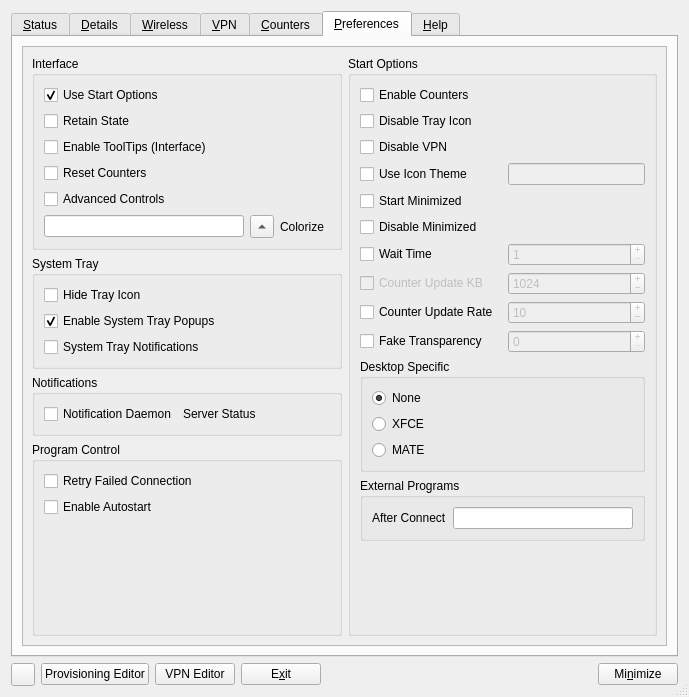
First picture: the form in apps/cmstapp/code/control_box/ui/controlbox.ui, repository andrew-bibb/cmst, before the edit.
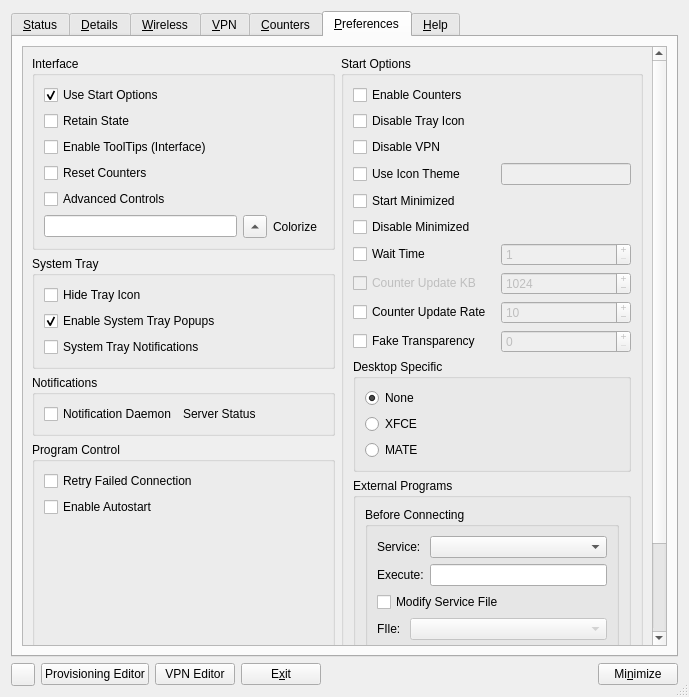
Second picture: the form after the edit. The open tabs and pages were chosen to show the change.

Commit message: base ui finished

```diff
--- a/apps/cmstapp/code/control_box/ui/controlbox.ui
+++ b/apps/cmstapp/code/control_box/ui/controlbox.ui
@@ -1041,9 +1041,9 @@
           <property name="geometry">
            <rect>
             <x>0</x>
-            <y>0</y>
+            <y>-248</y>
             <width>633</width>
-            <height>578</height>
+            <height>738</height>
            </rect>
           </property>
           <layout class="QGridLayout" name="gridLayout_8">
@@ -1365,17 +1365,106 @@
                  <string>External Programs</string>
                 </property>
                 <layout class="QGridLayout" name="gridLayout_11">
-                 <item row="0" column="0">
-                  <widget class="QLabel" name="label">
-                   <property name="whatsThis">
-                    <string>&lt;html&gt;&lt;head/&gt;&lt;body&gt;&lt;p&gt;Enter the program or process to be executed after Connman enters the &amp;quot;Ready&amp;quot; or &amp;quot;Online&amp;quot; state.&lt;/p&gt;&lt;/body&gt;&lt;/html&gt;</string>
+                 <item row="0" column="0" colspan="2">
+                  <widget class="QGroupBox" name="groupBox">
+                   <property name="title">
+                    <string>Before Connecting</string>
                    </property>
-                   <property name="text">
-                    <string>After Connect</string>
-                   </property>
+                   <layout class="QGridLayout" name="gridLayout_4">
+                    <item row="1" column="1" colspan="2">
+                     <widget class="QLineEdit" name="lineEdit_beforeconnect">
+                      <property name="sizePolicy">
+                       <sizepolicy hsizetype="Expanding" vsizetype="Fixed">
+                        <horstretch>1</horstretch>
+                        <verstretch>0</verstretch>
+                       </sizepolicy>
+                      </property>
+                     </widget>
+                    </item>
+                    <item row="1" column="0">
+                     <widget class="QLabel" name="label_4">
+                      <property name="whatsThis">
+                       <string>&lt;html&gt;&lt;head/&gt;&lt;body&gt;&lt;p&gt;Enter the program or process to be executed before Connman initiates a connection to the service listed in the box above. If left blank no program or process will be executed.&lt;/p&gt;&lt;/body&gt;&lt;/html&gt;</string>
+                      </property>
+                      <property name="text">
+                       <string>Execute:</string>
+                      </property>
+                      <property name="buddy">
+                       <cstring>lineEdit_beforeconnect</cstring>
+                      </property>
+                     </widget>
+                    </item>
+                    <item row="0" column="1" colspan="2">
+                     <widget class="QComboBox" name="comboBox_beforeconnectserviceslist">
+                      <property name="sizePolicy">
+                       <sizepolicy hsizetype="Preferred" vsizetype="Fixed">
+                        <horstretch>1</horstretch>
+                        <verstretch>0</verstretch>
+                       </sizepolicy>
+                      </property>
+                     </widget>
+                    </item>
+                    <item row="0" column="0">
+                     <widget class="QLabel" name="label_3">
+                      <property name="whatsThis">
+                       <string>Specify the service you are connecting to where you want a program or process to execute prior to initiating the connection.</string>
+                      </property>
+                      <property name="text">
+                       <string>Service:</string>
+                      </property>
+                      <property name="buddy">
+                       <cstring>comboBox_beforeconnectserviceslist</cstring>
+                      </property>
+                     </widget>
+                    </item>
+                    <item row="2" column="0" colspan="3">
+                     <layout class="QVBoxLayout" name="verticalLayout_13">
+                      <item>
+                       <widget class="QCheckBox" name="checkBox_modifyservicefile">
+                        <property name="whatsThis">
+                         <string>&lt;html&gt;&lt;head/&gt;&lt;body&gt;&lt;p&gt;If checked the configuration file shown below will be modified by whatever output the program provides.&lt;/p&gt;&lt;/body&gt;&lt;/html&gt;</string>
+                        </property>
+                        <property name="text">
+                         <string>Modify Service File</string>
+                        </property>
+                       </widget>
+                      </item>
+                      <item>
+                       <layout class="QHBoxLayout" name="horizontalLayout_10">
+                        <item>
+                         <widget class="QLabel" name="label_5">
+                          <property name="whatsThis">
+                           <string>Service configuration file to be modified by the program.</string>
+                          </property>
+                          <property name="text">
+                           <string>FIle: </string>
+                          </property>
+                          <property name="buddy">
+                           <cstring>comboBox_beforeconnectservicefile</cstring>
+                          </property>
+                         </widget>
+                        </item>
+                        <item>
+                         <widget class="QComboBox" name="comboBox_beforeconnectservicefile">
+                          <property name="enabled">
+                           <bool>false</bool>
+                          </property>
+                          <property name="sizePolicy">
+                           <sizepolicy hsizetype="MinimumExpanding" vsizetype="Fixed">
+                            <horstretch>0</horstretch>
+                            <verstretch>0</verstretch>
+                           </sizepolicy>
+                          </property>
+                         </widget>
+                        </item>
+                       </layout>
+                      </item>
+                     </layout>
+                    </item>
+                   </layout>
                   </widget>
                  </item>
-                 <item row="0" column="1">
+                 <item row="1" column="1">
                   <widget class="QLineEdit" name="lineEdit_afterconnect">
                    <property name="whatsThis">
                     <string>&lt;html&gt;&lt;head/&gt;&lt;body&gt;&lt;p&gt;Enter the program or process to be executed after Connman enters the &amp;quot;Ready&amp;quot; or &amp;quot;Online&amp;quot; state.&lt;/p&gt;&lt;/body&gt;&lt;/html&gt;</string>
@@ -1385,6 +1474,23 @@
                    </property>
                   </widget>
                  </item>
+                 <item row="1" column="0">
+                  <widget class="QLabel" name="label">
+                   <property name="whatsThis">
+                    <string>&lt;!DOCTYPE HTML PUBLIC &quot;-//W3C//DTD HTML 4.0//EN&quot; &quot;http://www.w3.org/TR/REC-html40/strict.dtd&quot;&gt;
+&lt;html&gt;&lt;head&gt;&lt;meta name=&quot;qrichtext&quot; content=&quot;1&quot; /&gt;&lt;style type=&quot;text/css&quot;&gt;
+p, li { white-space: pre-wrap; }
+&lt;/style&gt;&lt;/head&gt;&lt;body style=&quot; font-family:'Sans Serif'; font-size:9pt; font-weight:400; font-style:normal;&quot;&gt;
+&lt;p style=&quot; margin-top:12px; margin-bottom:12px; margin-left:0px; margin-right:0px; -qt-block-indent:0; text-indent:0px;&quot;&gt;Enter the program or process to be executed after Connman enters the &lt;span style=&quot; font-weight:600;&quot;&gt;Ready&lt;/span&gt; or &lt;span style=&quot; font-weight:600;&quot;&gt;Online&lt;/span&gt; state.  If left blank no program or process will be executed.&lt;/p&gt;&lt;/body&gt;&lt;/html&gt;</string>
+                   </property>
+                   <property name="text">
+                    <string>After Connecting</string>
+                   </property>
+                   <property name="buddy">
+                    <cstring>lineEdit_afterconnect</cstring>
+                   </property>
+                  </widget>
+                 </item>
                 </layout>
                </widget>
               </item>
```
Left out of the diff: 117 changed lines with no effect on the pictures. The commit also changes 4 other files.
